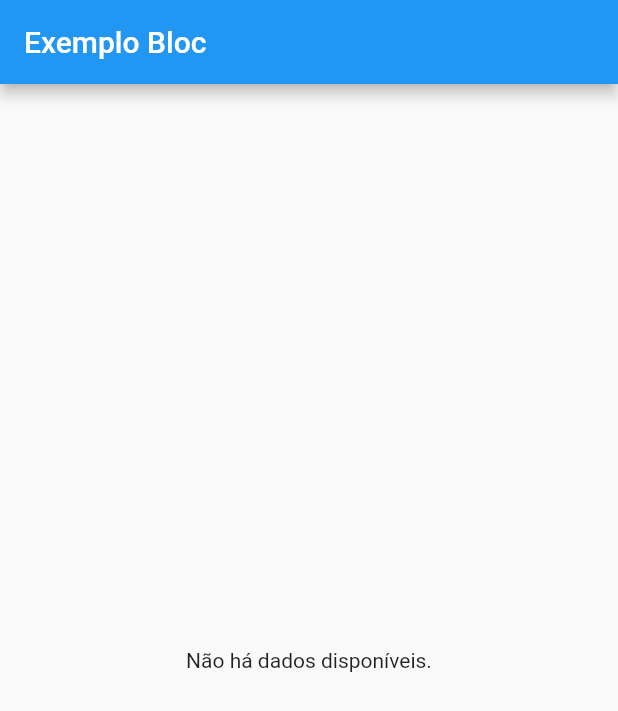
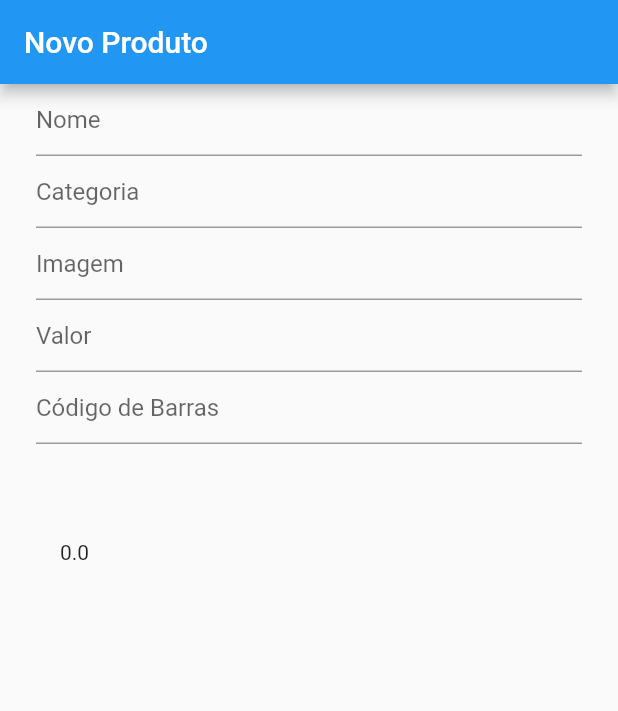
Before and after one commit to rondonVitor/bloc-test, a Flutter app: the screen it shows after launch, on a phone screen of 412 x 824 dp. Shown: the top 711 px of the screen. Run offline on Flutter 3.47's test engine with Material 2 defaults, Android fonts, the phone set to English and light mode, and no system bars; our stand-ins replace bloc, equatable, flutter_bloc.

Commit message:
Added bloc with form

```diff
--- /dev/null
+++ b/lib/features/product/bloc/product_bloc.dart
@@ -0,0 +1,45 @@
+import 'package:bloc/bloc.dart';
+import 'package:bloc_test/features/product/models/product.dart';
+import 'package:equatable/equatable.dart';
+
+part 'product_event.dart';
+part 'product_state.dart';
+
+class ProductBloc extends Bloc<ProductEvent, ProductState> {
+  ProductBloc() : super(ProductDefaultState(product: Product.empty()));
+
+  Product _product = const Product.empty();
+
+  @override
+  Stream<ProductState> mapEventToState(
+    ProductEvent event,
+  ) async* {
+    if (event is ProductEventUpdate) {
+      _updateProduct(
+        name: event.name,
+        barCode: event.barCode,
+        category: event.category,
+        value: event.value,
+        image: event.image,
+      );
+      yield ProductDefaultState(product: _product);
+    }
+  }
+
+  Product get product => _product;
+
+  _updateProduct({
+    String? name,
+    String? barCode,
+    String? category,
+    double? value,
+    String? image,
+  }) {
+    _product = _product.copyWith(
+        name: name,
+        barCode: barCode,
+        category: category,
+        value: value,
+        image: image);
+  }
+}
--- /dev/null
+++ b/lib/features/product/bloc/product_event.dart
@@ -0,0 +1,26 @@
+part of 'product_bloc.dart';
+
+abstract class ProductEvent extends Equatable {
+  const ProductEvent();
+
+  @override
+  List<Object> get props => [];
+}
+
+class ProductEventUpdate extends ProductEvent {
+  final String? name;
+  final String? barCode;
+  final String? category;
+  final double? value;
+  final String? image;
+
+  const ProductEventUpdate({
+    this.name,
+    this.barCode,
+    this.category,
+    this.value,
+    this.image,
+  });
+
+
+}
--- /dev/null
+++ b/lib/features/product/bloc/product_state.dart
@@ -0,0 +1,16 @@
+part of 'product_bloc.dart';
+
+abstract class ProductState {
+  const ProductState();
+}
+
+class ProductInitial extends ProductState {}
+
+class ProductDefaultState extends ProductState {
+
+  const ProductDefaultState({
+    required this.product,
+  });
+
+  final Product product;
+}
--- /dev/null
+++ b/lib/features/product/models/product.dart
@@ -0,0 +1,50 @@
+import 'package:equatable/equatable.dart';
+
+class Product extends Equatable {
+  final String name;
+  final String barCode;
+  final String category;
+  final double value;
+  final String image;
+
+  const Product({
+    required this.name,
+    required this.barCode,
+    required this.category,
+    required this.value,
+    required this.image,
+  });
+
+    const Product.empty({
+    this.name = '',
+    this.barCode = '',
+    this.category = '',
+    this.value = 0.0,
+    this.image = '',
+  });
+
+  @override
+  List<Object?> get props => [
+        name,
+        barCode,
+        category,
+        value,
+        image,
+      ];
+
+  Product copyWith({
+    String? name,
+    String? barCode,
+    String? category,
+    double? value,
+    String? image,
+  }) {
+    return Product(
+      name: name ?? this.name,
+      barCode: barCode ?? this.barCode,
+      category: category ?? this.category,
+      value: value ?? this.value,
+      image: image ?? this.image,
+    );
+  }
+}
--- /dev/null
+++ b/lib/features/product/page/product_page.dart
@@ -0,0 +1,83 @@
+import 'package:bloc_test/features/product/bloc/product_bloc.dart';
+import 'package:flutter/material.dart';
+import 'package:flutter_bloc/flutter_bloc.dart';
+
+class ProductPage extends StatelessWidget {
+  ProductPage({ Key? key }) : super(key: key);
+
+  final GlobalKey _formKey = GlobalKey();
+
+  @override
+  Widget build(BuildContext context) {
+
+    var bloc = BlocProvider.of<ProductBloc>(context);
+
+    return Scaffold(
+      appBar: AppBar(
+        title: Text('Novo Produto'),
+      ),
+      body: Form(
+        key: _formKey,
+        child: Padding(
+          padding: const EdgeInsets.symmetric(horizontal: 24),
+          child: BlocBuilder<ProductBloc, ProductState>(
+            bloc: bloc,
+            builder: (context, state) {
+              var stateProduct = (state as ProductDefaultState);
+              var product = stateProduct.product;
+              return ListView(
+                children: [
+                  TextFormField(
+                    decoration: InputDecoration(
+                      hintText: 'Nome'
+                    ),
+                    onChanged: (name) => bloc.add(ProductEventUpdate(name: name)),
+                  ),
+                  TextFormField(
+                    decoration: InputDecoration(
+                      hintText: 'Categoria'
+                    ),
+                    onChanged: (category) => bloc.add(ProductEventUpdate(category: category)),
+                  ),
+                  TextFormField(
+                    decoration: InputDecoration(
+                      hintText: 'Imagem'
+                    ),
+                    onChanged: (image) => bloc.add(ProductEventUpdate(image: image)),
+                  ),
+                  TextFormField(
+                    keyboardType: TextInputType.number,
+                    decoration: InputDecoration(
+                      hintText: 'Valor'
+                    ),
+                    onChanged: (value) => bloc.add(ProductEventUpdate(value: double.parse(value))),
+                  ),
+                  TextFormField(
+                    decoration: InputDecoration(
+                      hintText: 'Código de Barras'
+                    ),
+                    onChanged: (barCode) => bloc.add(ProductEventUpdate(barCode: barCode)),
+                  ),
+
+                  Padding(
+                    padding: const EdgeInsets.all(16),
+                    child: Column(
+                      crossAxisAlignment: CrossAxisAlignment.start,
+                      children: [
+                        Text(product.name),
+                        Text(product.category),
+                        Text(product.image),
+                        Text(product.value.toString()),
+                        Text(product.barCode),
+                      ],
+                    ),
+                  )
+                ],
+              );
+            }
+          ),
+        ),
+      ),
+    );
+  }
+}
--- a/lib/main.dart
+++ b/lib/main.dart
@@ -1,7 +1,5 @@
-import 'package:bloc_test/pages/bloc/home_bloc.dart';
-import 'package:bloc_test/pages/bloc/home_event.dart';
-import 'package:bloc_test/pages/bloc/home_state.dart';
-import 'package:bloc_test/pages/home_page.dart';
+import 'package:bloc_test/features/product/bloc/product_bloc.dart';
+import 'package:bloc_test/features/product/page/product_page.dart';
 import 'package:flutter/material.dart';
 import 'package:flutter_bloc/flutter_bloc.dart';
 
@@ -19,10 +17,16 @@ class MyApp extends StatelessWidget {
       theme: ThemeData(
         primarySwatch: Colors.blue,
       ),
-      home: BlocProvider<HomeBloc>(
+      home: BlocProvider<ProductBloc>(
+        create: (BuildContext context) => ProductBloc(),
+        child: ProductPage()
+        ),
+
+
+      /* BlocProvider<HomeBloc>(
         create: (BuildContext context) => HomeBloc(HomeLoadingState())..add(HomeFetchListWithEmptyList()),
-        child: HomePage(),
-        ),
+        child: const HomePage(),
+        ), */
     );
   }
 }
--- a/lib/pages/bloc/home_bloc.dart
+++ b/lib/pages/home/bloc/home_bloc.dart
@@ -1,5 +1,5 @@
-import 'package:bloc_test/pages/bloc/home_event.dart';
-import 'package:bloc_test/pages/bloc/home_state.dart';
+import 'package:bloc_test/pages/home/bloc/home_event.dart';
+import 'package:bloc_test/pages/home/bloc/home_state.dart';
 import 'package:flutter_bloc/flutter_bloc.dart';
 
 class HomeBloc extends Bloc<HomeEvent, HomeState> {
@@ -7,7 +7,7 @@ class HomeBloc extends Bloc<HomeEvent, HomeState> {
 
   @override
   Stream<HomeState> mapEventToState(event) async* {
-    var state;
+    HomeState state = HomeStateEmptyList();
 
     switch (event.runtimeType) {
       case HomeFetchList:
--- a/lib/pages/home_page.dart
+++ b/lib/pages/home/home_page.dart
@@ -1,5 +1,5 @@
-import 'package:bloc_test/pages/bloc/home_bloc.dart';
-import 'package:bloc_test/pages/bloc/home_state.dart';
+import 'package:bloc_test/pages/home/bloc/home_bloc.dart';
+import 'package:bloc_test/pages/home/bloc/home_state.dart';
 import 'package:flutter/material.dart';
 import 'package:flutter_bloc/flutter_bloc.dart';
 
```
Also changed, not shown: lib/pages/home/bloc/home_event.dart (renamed from lib/pages/bloc/home_event.dart), lib/pages/home/bloc/home_state.dart (renamed from lib/pages/bloc/home_state.dart).
